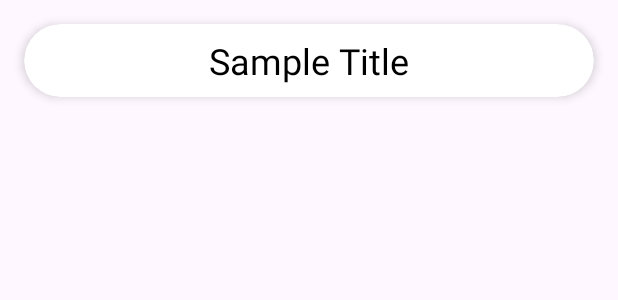
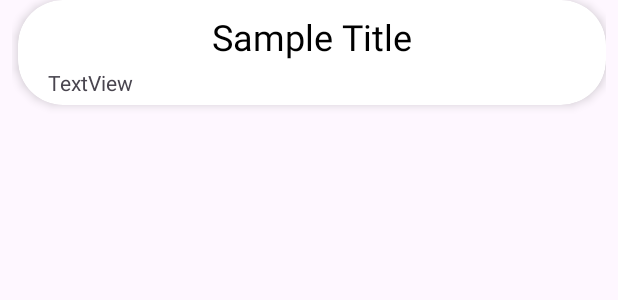
Before and after one commit to nojusbr/Travelta, an Android app: the layout plan_item.xml on its own in the app's theme, with its tools: preview values and no code run, on a phone screen of 412 x 824 dp. Shown: the top 300 px of the screen. Run offline under Robolectric (Android 15) with nearby library versions, the light colour scheme and no system bars.

Commit message:
Getting ready for future plans
[UI]
-Improved UI design.

[Build]
Built for a real device for the first time.

[Cardviews]
-Improved the look of cardviews. Set up a text view for showing at what time user created a plan.

```diff
--- a/app/src/main/AndroidManifest.xml
+++ b/app/src/main/AndroidManifest.xml
@@ -11,7 +11,8 @@
         android:roundIcon="@mipmap/ic_launcher_round"
         android:supportsRtl="true"
         android:theme="@style/Theme.Travel_Organiser"
-        tools:targetApi="31">
+        tools:targetApi="31"
+        >
 
         <activity
             android:name=".MainMenu"
--- a/app/src/main/java/com/example/travel_organiser/ItemSpacingDecoration.kt
+++ b/app/src/main/java/com/example/travel_organiser/ItemSpacingDecoration.kt
@@ -7,7 +7,7 @@ class ItemSpacingDecoration(private val space: Int) : RecyclerView.ItemDecoratio
         super.getItemOffsets(outRect, view, parent, state)
 
         // Set equal margins on all sides of each item
-        outRect.left = space
+        outRect.left = -space + 20
         outRect.right = space
         outRect.bottom = space
 
--- a/app/src/main/java/com/example/travel_organiser/MainMenu.kt
+++ b/app/src/main/java/com/example/travel_organiser/MainMenu.kt
@@ -9,6 +9,7 @@ import android.widget.TextView
 import androidx.activity.enableEdgeToEdge
 import androidx.appcompat.app.AlertDialog
 import androidx.appcompat.app.AppCompatActivity
+import androidx.appcompat.app.AppCompatDelegate
 import androidx.core.content.res.ResourcesCompat
 import androidx.recyclerview.widget.GridLayoutManager
 import androidx.recyclerview.widget.RecyclerView
@@ -30,6 +31,7 @@ class MainMenu : AppCompatActivity() {
     override fun onCreate(savedInstanceState: Bundle?) {
         super.onCreate(savedInstanceState)
         enableEdgeToEdge()
+        AppCompatDelegate.setDefaultNightMode(AppCompatDelegate.MODE_NIGHT_NO)
 
         binding = ActivityMainMenuBinding.inflate(layoutInflater)
 
--- a/app/src/main/java/com/example/travel_organiser/PlansAdapter.kt
+++ b/app/src/main/java/com/example/travel_organiser/PlansAdapter.kt
@@ -37,9 +37,11 @@ class PlansAdapter(
             val padding = context.resources.getDimensionPixelSize(R.dimen.card_padding)
 
             val cardWidth = textWidth + padding * 2
+            val minCardWidth = context.resources.getDimensionPixelSize(R.dimen.min_card_width)
+            val finalCardWidth = maxOf(cardWidth, minCardWidth)
             val layoutParams = holder.planCard.layoutParams as ViewGroup.MarginLayoutParams
-            layoutParams.width = cardWidth
-            layoutParams.setMargins(32, 32, 32, 32) // Add margins around cards
+            layoutParams.width = finalCardWidth
+            layoutParams.setMargins(-16, 0, 0, 8) // Add margins around cards
             holder.planCard.layoutParams = layoutParams
 
             // Set click listener
--- a/app/src/main/res/layout/activity_main_menu.xml
+++ b/app/src/main/res/layout/activity_main_menu.xml
@@ -31,11 +31,11 @@
         android:id="@+id/plansRecyclerView"
         android:layout_width="match_parent"
         android:layout_height="match_parent"
-        app:layoutManager="androidx.recyclerview.widget.GridLayoutManager"
         android:layout_marginStart="16dp"
+        android:layout_marginTop="70dp"
         android:layout_marginEnd="16dp"
-        android:layout_marginTop="70dp"
-        android:layout_marginBottom="20dp" />
+        android:layout_marginBottom="20dp"
+        app:layoutManager="androidx.recyclerview.widget.GridLayoutManager" />
 
     <com.google.android.material.floatingactionbutton.FloatingActionButton
         android:id="@+id/fab"
--- a/app/src/main/res/layout/activity_plan_creator.xml
+++ b/app/src/main/res/layout/activity_plan_creator.xml
@@ -30,7 +30,7 @@
         android:fontFamily="@font/nunito_italic"
         android:hint="Title"
         android:inputType="text"
-        android:maxLength="20"
+        android:maxLength="30"
         android:textSize="30sp"
         app:layout_constraintEnd_toEndOf="parent"
         app:layout_constraintHorizontal_bias="0.612"
--- a/app/src/main/res/layout/plan_item.xml
+++ b/app/src/main/res/layout/plan_item.xml
@@ -1,23 +1,44 @@
-<androidx.cardview.widget.CardView xmlns:android="http://schemas.android.com/apk/res/android"
-    xmlns:app="http://schemas.android.com/apk/res-auto"
-    android:id="@+id/plan_card"
+<LinearLayout xmlns:android="http://schemas.android.com/apk/res/android"
     android:layout_width="match_parent"
     android:layout_height="wrap_content"
-    android:layout_margin="16dp"
+    xmlns:app="http://schemas.android.com/apk/res-auto"
+    android:orientation="vertical"
+    android:paddingStart="8dp"
+    android:paddingEnd="8dp">
+
+    <androidx.cardview.widget.CardView
+        android:id="@+id/plan_card"
+        app:cardCornerRadius="30dp"
+        app:cardElevation="4dp"
+        android:layout_width="match_parent"
+        android:layout_height="wrap_content"
+        android:layout_marginStart="4dp"
+        android:layout_marginBottom="8dp"
         android:clickable="true"
         android:focusable="true"
-    android:padding="20dp"
-    app:cardCornerRadius="30dp"
-    app:cardElevation="4dp"
-    android:minWidth="150dp">
+        android:minWidth="150dp"
+        android:minHeight="70dp"
+        android:padding="10dp">
 
         <TextView
             android:id="@+id/plan_title"
             android:layout_width="match_parent"
-        android:layout_height="wrap_content"
+            android:layout_height="match_parent"
             android:gravity="center"
+            android:linksClickable="false"
             android:padding="8dp"
             android:text="Sample Title"
             android:textColor="@android:color/black"
             android:textSize="24sp" />
+
+        <TextView
+            android:id="@+id/textView"
+            android:layout_width="wrap_content"
+            android:layout_height="wrap_content"
+            android:layout_marginLeft="20dp"
+            android:layout_marginTop="45dp"
+            android:text="TextView" />
+
     </androidx.cardview.widget.CardView>
+
+</LinearLayout>
--- a/app/src/main/res/values-night/themes.xml
+++ b/app/src/main/res/values-night/themes.xml
@@ -4,4 +4,6 @@
         <!-- Customize your dark theme here. -->
         <!-- <item name="colorPrimary">@color/my_dark_primary</item> -->
     </style>
+
+    <style name="Theme.Travel_Organiser" parent="Base.Theme.Travel_Organiser" />
 </resources>
--- a/app/src/main/res/values/dimens.xml
+++ b/app/src/main/res/values/dimens.xml
@@ -6,4 +6,5 @@
     <dimen name="card_padding">20dp</dimen>
     <dimen name="card_text_size">14sp</dimen>
     <dimen name="item_spacing">16dp</dimen>
+    <dimen name="min_card_width">150dp</dimen>
 </resources>
```
Lines whose indentation alone changed are shown as unchanged.
